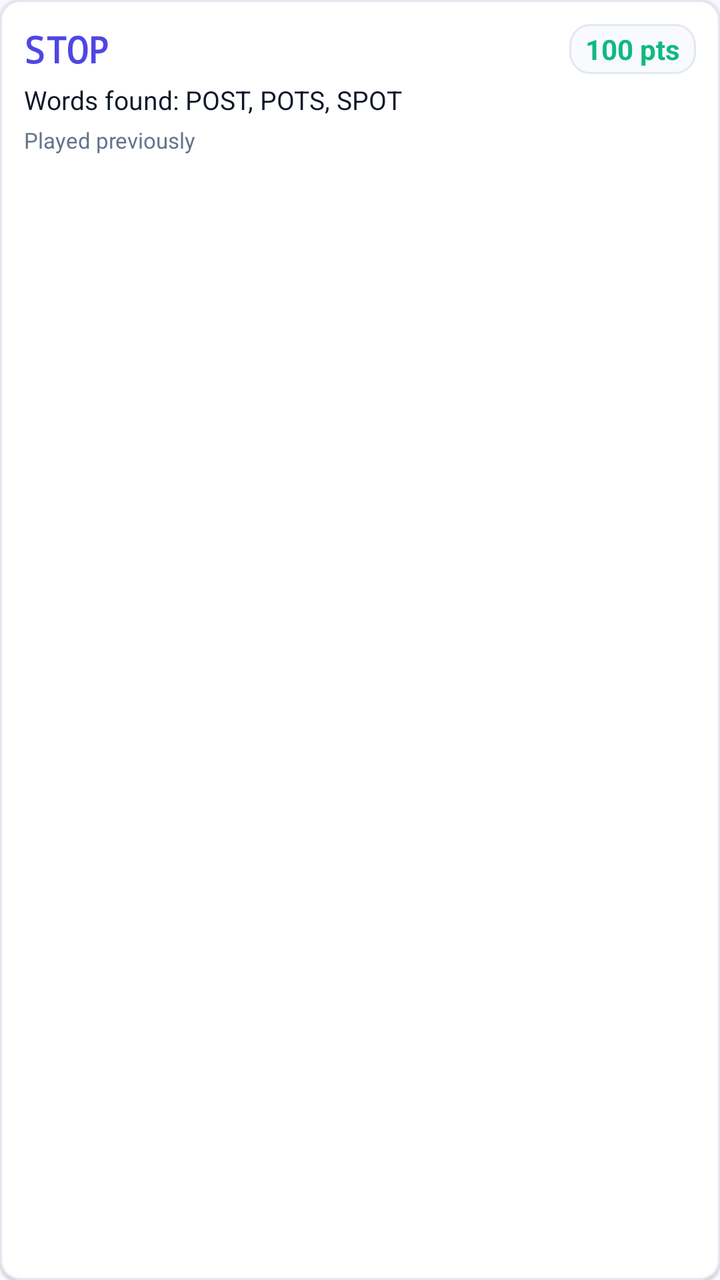
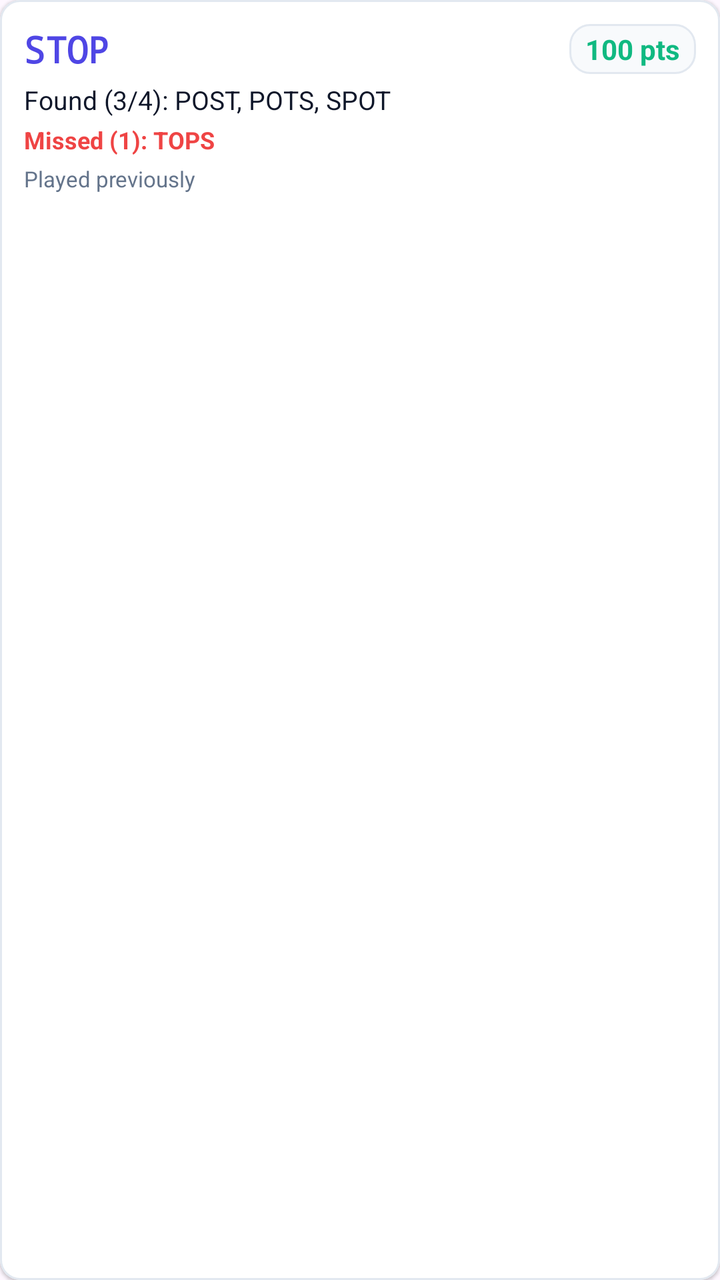

Before-and-after screenshots of an Android layout around one commit, followed by the original layout XML and the change that was made.
<!-- AndroidManifest.xml: application theme Theme.VocabMatch -->
<!-- res/layout/item_rearrange_history.xml -->
<?xml version="1.0" encoding="utf-8"?>
<com.google.android.material.card.MaterialCardView 
    xmlns:android="http://schemas.android.com/apk/res/android"
    xmlns:app="http://schemas.android.com/apk/res-auto"
    android:layout_width="match_parent"
    android:layout_height="wrap_content"
    android:layout_marginVertical="4dp"
    app:cardCornerRadius="10dp"
    app:cardElevation="1dp"
    app:strokeWidth="1dp"
    app:strokeColor="@color/card_stroke"
    app:cardBackgroundColor="@color/card_background">

    <LinearLayout
        android:layout_width="match_parent"
        android:layout_height="wrap_content"
        android:orientation="vertical"
        android:padding="12dp">

        <LinearLayout
            android:layout_width="match_parent"
            android:layout_height="wrap_content"
            android:orientation="horizontal"
            android:gravity="center_vertical">

            <TextView
                android:id="@+id/tvHistBaseWord"
                android:layout_width="wrap_content"
                android:layout_height="wrap_content"
                android:text="STOP"
                android:fontFamily="monospace"
                android:textStyle="bold"
                android:textSize="18sp"
                android:textColor="@color/primary_brand" />

            <Space
                android:layout_width="0dp"
                android:layout_height="wrap_content"
                android:layout_weight="1" />

            <TextView
                android:id="@+id/tvHistPoints"
                android:layout_width="wrap_content"
                android:layout_height="wrap_content"
                android:text="100 pts"
                android:textStyle="bold"
                android:textSize="14sp"
                android:textColor="@color/success_green"
                android:background="@drawable/bg_stat_cell"
                android:paddingHorizontal="8dp"
                android:paddingVertical="3dp" />

        </LinearLayout>

        <TextView
            android:id="@+id/tvHistWordsList"
            android:layout_width="match_parent"
            android:layout_height="wrap_content"
            android:text="Words found: POST, POTS, SPOT"
            android:textSize="13sp"
            android:textColor="@color/text_primary"
            android:layout_marginTop="4dp" />

        <TextView
            android:id="@+id/tvHistDate"
            android:layout_width="match_parent"
            android:layout_height="wrap_content"
            android:text="Played previously"
            android:textSize="11sp"
            android:textColor="@color/text_secondary"
            android:layout_marginTop="4dp" />

    </LinearLayout>

</com.google.android.material.card.MaterialCardView>
<!-- resources referenced by this layout -->
<resources>
  <color name="card_background">#FFFFFF</color>
  <color name="card_stroke">#E2E8F0</color>
  <color name="primary_brand">#4F46E5</color>
  <color name="success_green">#10B981</color>
  <color name="text_primary">#0F172A</color>
  <color name="text_secondary">#64748B</color>
  <!-- drawable bg_stat_cell (drawable) -->
  <?xml version="1.0" encoding="utf-8"?>
  <shape xmlns:android="http://schemas.android.com/apk/res/android">
      <solid android:color="#F8FAFC" />
      <corners android:radius="10dp" />
      <stroke android:width="1dp" android:color="#E2E8F0" />
  </shape>
  <style name="Theme.VocabMatch" parent="Theme.Material3.DayNight.NoActionBar">
          <item name="colorPrimary">@color/primary_brand</item>
          <item name="colorOnPrimary">@color/white</item>
          <item name="colorSecondary">@color/accent_purple</item>
          <item name="android:statusBarColor">@color/primary_variant</item>
          <item name="android:windowLightStatusBar">false</item>
      </style>
  <color name="white">#FFFFFF</color>
  <color name="accent_purple">#7C3AED</color>
  <color name="primary_variant">#4338CA</color>
</resources>

<!-- the commit's change to res/layout/item_rearrange_history.xml (unified diff, before → after) -->
@@ -52,14 +52,26 @@
 
         </LinearLayout>
 
+        
         <TextView
             android:id="@+id/tvHistWordsList"
             android:layout_width="match_parent"
             android:layout_height="wrap_content"
-            android:text="Words found: POST, POTS, SPOT"
+            android:text="Found (3/4): POST, POTS, SPOT"
             android:textSize="13sp"
             android:textColor="@color/text_primary"
             android:layout_marginTop="4dp" />
+
+        
+        <TextView
+            android:id="@+id/tvHistMissedList"
+            android:layout_width="match_parent"
+            android:layout_height="wrap_content"
+            android:text="Missed (1): TOPS"
+            android:textSize="12sp"
+            android:textStyle="bold"
+            android:textColor="@color/danger_red"
+            android:layout_marginTop="3dp" />
 
         <TextView
             android:id="@+id/tvHistDate"
<!-- resource entries referenced after the edit -->
@@ -2,6 +2,7 @@
 <resources>
   <color name="card_background">#FFFFFF</color>
   <color name="card_stroke">#E2E8F0</color>
+  <color name="danger_red">#EF4444</color>
   <color name="primary_brand">#4F46E5</color>
   <color name="success_green">#10B981</color>
   <color name="text_primary">#0F172A</color>
